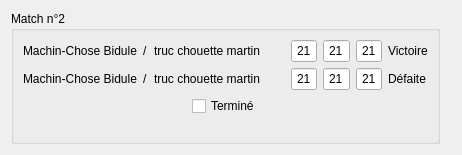
Qt form mainwindow/btmQMatchWidget.ui (dsarrut/btm) before a commit.
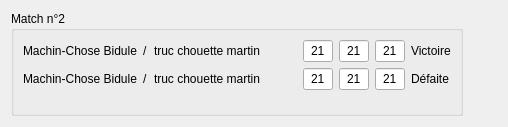
The same form after that commit.

Diff of the .ui file:
```diff
--- a/mainwindow/btmQMatchWidget.ui
+++ b/mainwindow/btmQMatchWidget.ui
@@ -6,8 +6,8 @@
    <rect>
     <x>0</x>
     <y>0</y>
-    <width>462</width>
-    <height>155</height>
+    <width>508</width>
+    <height>127</height>
    </rect>
   </property>
   <property name="windowTitle">
@@ -29,6 +29,19 @@
       <bool>false</bool>
      </property>
      <layout class="QGridLayout" name="gridLayout_2">
+      <item row="1" column="0">
+       <spacer name="verticalSpacer">
+        <property name="orientation">
+         <enum>Qt::Vertical</enum>
+        </property>
+        <property name="sizeHint" stdset="0">
+         <size>
+          <width>20</width>
+          <height>14</height>
+         </size>
+        </property>
+       </spacer>
+      </item>
       <item row="0" column="0">
        <layout class="QHBoxLayout" name="horizontalLayout_6">
         <item>
@@ -327,56 +340,6 @@
         </item>
        </layout>
       </item>
-      <item row="1" column="0">
-       <layout class="QHBoxLayout" name="horizontalLayout_7">
-        <item>
-         <spacer name="horizontalSpacer">
-          <property name="orientation">
-           <enum>Qt::Horizontal</enum>
-          </property>
-          <property name="sizeHint" stdset="0">
-           <size>
-            <width>40</width>
-            <height>20</height>
-           </size>
-          </property>
-         </spacer>
-        </item>
-        <item>
-         <widget class="QCheckBox" name="checkBox">
-          <property name="text">
-           <string>Terminé</string>
-          </property>
-         </widget>
-        </item>
-        <item>
-         <spacer name="horizontalSpacer_2">
-          <property name="orientation">
-           <enum>Qt::Horizontal</enum>
-          </property>
-          <property name="sizeHint" stdset="0">
-           <size>
-            <width>40</width>
-            <height>20</height>
-           </size>
-          </property>
-         </spacer>
-        </item>
-       </layout>
-      </item>
-      <item row="2" column="0">
-       <spacer name="verticalSpacer">
-        <property name="orientation">
-         <enum>Qt::Vertical</enum>
-        </property>
-        <property name="sizeHint" stdset="0">
-         <size>
-          <width>20</width>
-          <height>14</height>
-         </size>
-        </property>
-       </spacer>
-      </item>
      </layout>
     </widget>
    </item>
```
